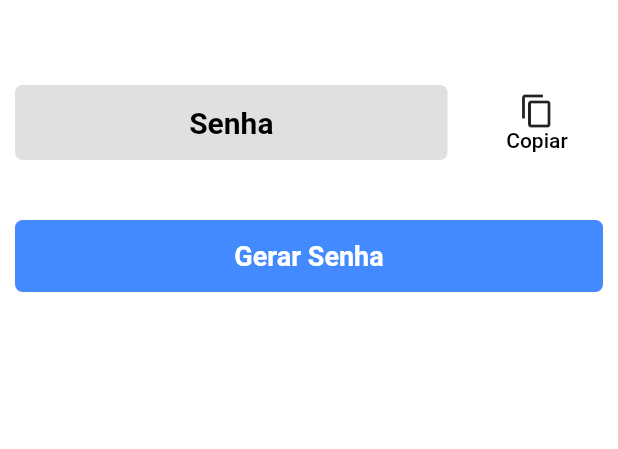
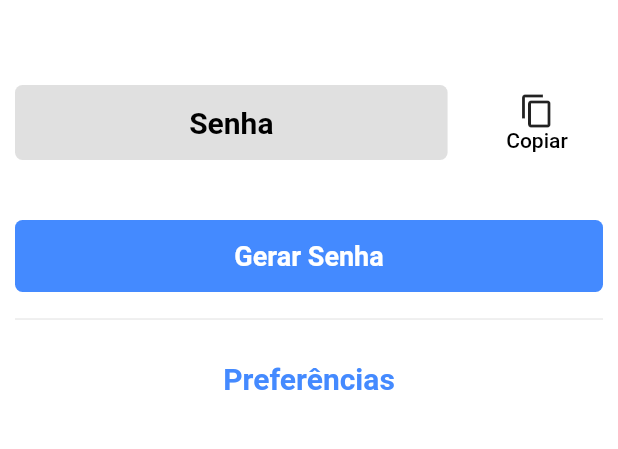
Before and after one commit to HeneryPaina/app_gerador_senha, a Flutter app: the screen it shows after launch, on a phone screen of 412 x 824 dp, the part 59-508 px from its top. Run offline on Flutter 3.47's test engine with Material 2 defaults, Android fonts, the phone set to English and light mode, and no system bars.

Commit message:
Adicionado a area Preferencias

```diff
--- a/lib/pages/home.dart
+++ b/lib/pages/home.dart
@@ -82,6 +82,32 @@ class _HomeState extends State<Home> {
                   onPressed: () {},
                 ),
               ),
+              SizedBox(
+                height: 10,
+              ),
+              Divider(),
+              SizedBox(
+                height: 10,
+              ),
+              Container(
+                padding: EdgeInsets.fromLTRB(10, 10, 10, 10),
+                width: MediaQuery.of(context).size.width,
+                decoration: BoxDecoration(
+                  borderRadius: BorderRadius.circular(5),
+                  color: Color(0xfffff),
+                ),
+                child: Column(
+                  children: [
+                    Text(
+                      "Preferências",
+                      style: TextStyle(
+                          fontWeight: FontWeight.bold,
+                          fontSize: 20,
+                          color: Colors.blueAccent),
+                    ),
+                  ],
+                ),
+              )
             ],
           ),
         ),
```
